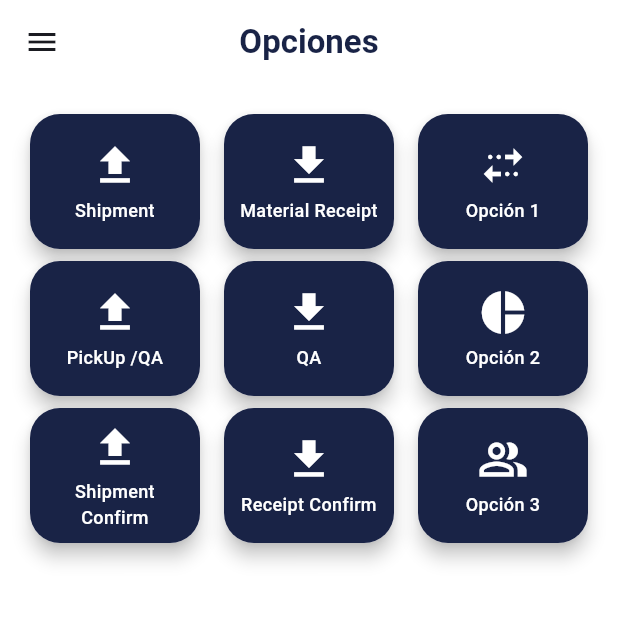
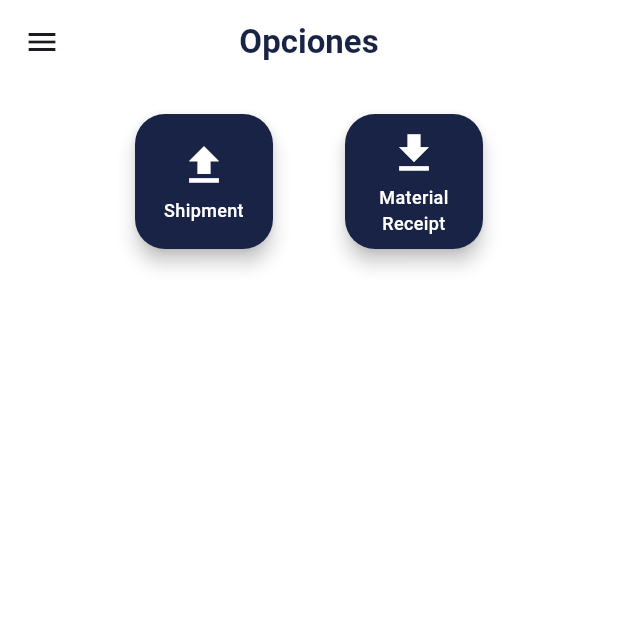
Before and after one commit to victorvelazquez/monalisa_app_001, a Flutter app: the HomeScreen screen opened by its route, on a phone screen of 412 x 824 dp, the top half of it. Run offline on Flutter 3.47's test engine with Material 3 defaults, Android fonts, the phone set to English and light mode, and no system bars; our stand-ins replace dio, flutter_dotenv, flutter_riverpod, formz, go_router, google_fonts and 1 more; accounts and stored records are empty; project files that could hold a hidden picture were left out.

Commit message:
feat: comentar elementos del menú y ajustar el diseño de la pantalla principal

```diff
--- a/lib/config/menu/menu_items.dart
+++ b/lib/config/menu/menu_items.dart
@@ -33,17 +33,17 @@ const appHomeOptionCol1Items = <MenuItem>[
     link: '/mInOut/shipment',
     icon: Icons.upload,
   ),
-  MenuItem(
-    title: 'PickUp /QA',
-    subTitle: '',
-    link: '/splash',
-    icon: Icons.upload,
-  ),
-  MenuItem(
-      title: 'Shipment Confirm',
-      subTitle: '',
-      link: '/splash',
-      icon: Icons.upload),
+  // MenuItem(
+  //   title: 'PickUp /QA',
+  //   subTitle: '',
+  //   link: '/splash',
+  //   icon: Icons.upload,
+  // ),
+  // MenuItem(
+  //     title: 'Shipment Confirm',
+  //     subTitle: '',
+  //     link: '/splash',
+  //     icon: Icons.upload),
 ];
 
 const appHomeOptionCol2Items = <MenuItem>[
@@ -53,17 +53,17 @@ const appHomeOptionCol2Items = <MenuItem>[
     link: '/mInOut/receipt',
     icon: Icons.download,
   ),
-  MenuItem(
-    title: 'QA',
-    subTitle: '',
-    link: '/splash',
-    icon: Icons.download,
-  ),
-  MenuItem(
-      title: 'Receipt Confirm',
-      subTitle: '',
-      link: '/splash',
-      icon: Icons.download),
+  // MenuItem(
+  //   title: 'QA',
+  //   subTitle: '',
+  //   link: '/splash',
+  //   icon: Icons.download,
+  // ),
+  // MenuItem(
+  //     title: 'Receipt Confirm',
+  //     subTitle: '',
+  //     link: '/splash',
+  //     icon: Icons.download),
 ];
 
 const appHomeOptionCol3Items = <MenuItem>[
--- a/lib/features/home/presentation/screens/home_screen.dart
+++ b/lib/features/home/presentation/screens/home_screen.dart
@@ -20,8 +20,10 @@ class HomeScreen extends StatelessWidget {
       body: Padding(
         padding: const EdgeInsets.fromLTRB(16, 16, 16, 16),
         child: Row(
+          mainAxisAlignment: MainAxisAlignment.center,
           children: [
-            Expanded(
+            SizedBox(
+              width: 100,
               child: ListView.builder(
                 itemCount: appHomeOptionCol1Items.length,
                 itemBuilder: (context, index) {
@@ -36,8 +38,9 @@ class HomeScreen extends StatelessWidget {
                 },
               ),
             ),
-            SizedBox(width: 8),
-            Expanded(
+            SizedBox(width: 40),
+            SizedBox(
+              width: 100,
               child: ListView.builder(
                 itemCount: appHomeOptionCol2Items.length,
                 itemBuilder: (context, index) {
@@ -52,22 +55,22 @@ class HomeScreen extends StatelessWidget {
                 },
               ),
             ),
-            SizedBox(width: 8),
-            Expanded(
-              child: ListView.builder(
-                itemCount: appHomeOptionCol3Items.length,
-                itemBuilder: (context, index) {
-                  final menuHomeOption = appHomeOptionCol3Items[index];
-                  return HomeOption(
-                    title: menuHomeOption.title,
-                    icon: menuHomeOption.icon,
-                    onTap: () {
-                      context.push(menuHomeOption.link);
-                    },
-                  );
-                },
-              ),
-            ),
+            // SizedBox(width: 8),
+            // Expanded(
+            //   child: ListView.builder(
+            //     itemCount: appHomeOptionCol3Items.length,
+            //     itemBuilder: (context, index) {
+            //       final menuHomeOption = appHomeOptionCol3Items[index];
+            //       return HomeOption(
+            //         title: menuHomeOption.title,
+            //         icon: menuHomeOption.icon,
+            //         onTap: () {
+            //           context.push(menuHomeOption.link);
+            //         },
+            //       );
+            //     },
+            //   ),
+            // ),
           ],
         ),
       ),
```
